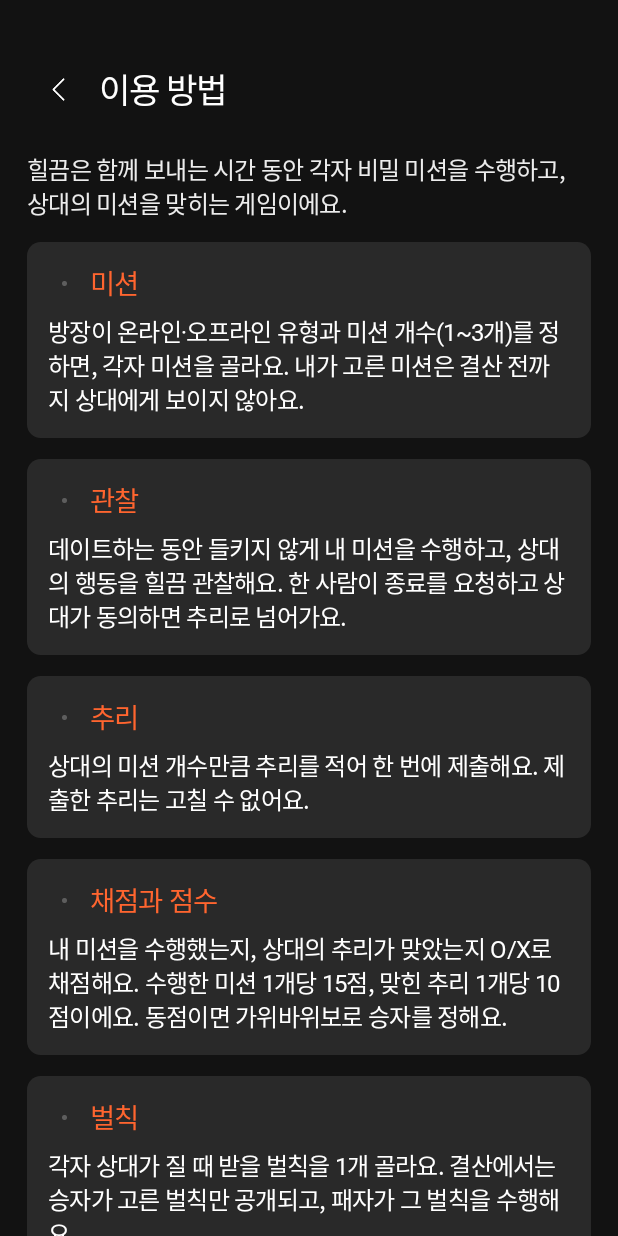
After one commit to hilkkeum-hackerthon/hilkkeum-android, an Android app built with Jetpack Compose: the composable HowToScreen shown on its own in the app's theme, on a phone screen of 412 x 824 dp. The commit adds this screen. Run offline under Robolectric (Android 15) with nearby library versions, the phone set to English and light mode, and no system bars; Roboto replaces fonts that are not available here.

Commit message:
feat: 이용 방법 화면 구현 (Phase 9)
- 게임 규칙(미션·관찰·추리·채점과 점수·벌칙·스탬프와 소원권)을 보여주는 HowToScreen 추가
- HilkkeumNavHost에 HowToRoute 연결, 홈의 ? 아이콘이 인라인 도움말 대신 이용 방법 화면으로 이동
- 더 이상 쓰지 않는 홈 도움말 문구(home_help_steps, home_help_close) 제거

```diff
--- /dev/null
+++ b/app/src/main/java/kr/co/cmc/hil/presentation/howto/HowToScreen.kt
@@ -0,0 +1,142 @@
+package kr.co.cmc.hil.presentation.howto
+
+import androidx.annotation.StringRes
+import androidx.compose.foundation.Image
+import androidx.compose.foundation.background
+import androidx.compose.foundation.layout.Arrangement
+import androidx.compose.foundation.layout.Box
+import androidx.compose.foundation.layout.BoxWithConstraints
+import androidx.compose.foundation.layout.Column
+import androidx.compose.foundation.layout.Row
+import androidx.compose.foundation.layout.fillMaxSize
+import androidx.compose.foundation.layout.fillMaxWidth
+import androidx.compose.foundation.layout.heightIn
+import androidx.compose.foundation.layout.padding
+import androidx.compose.foundation.layout.size
+import androidx.compose.foundation.layout.widthIn
+import androidx.compose.foundation.rememberScrollState
+import androidx.compose.foundation.shape.RoundedCornerShape
+import androidx.compose.foundation.verticalScroll
+import androidx.compose.material3.IconButton
+import androidx.compose.material3.Text
+import androidx.compose.runtime.Composable
+import androidx.compose.ui.Alignment
+import androidx.compose.ui.Modifier
+import androidx.compose.ui.graphics.Color
+import androidx.compose.ui.res.colorResource
+import androidx.compose.ui.res.painterResource
+import androidx.compose.ui.res.stringResource
+import androidx.compose.ui.semantics.heading
+import androidx.compose.ui.semantics.semantics
+import androidx.compose.ui.text.font.FontWeight
+import androidx.compose.ui.tooling.preview.Preview
+import androidx.compose.ui.unit.dp
+import kr.co.cmc.hil.R
+import kr.co.cmc.hil.presentation.stamp.wishStyle
+
+private data class HowToSection(
+    @StringRes val title: Int,
+    @StringRes val body: Int,
+)
+
+private val HowToSections = listOf(
+    HowToSection(R.string.howto_mission_title, R.string.howto_mission_body),
+    HowToSection(R.string.howto_observe_title, R.string.howto_observe_body),
+    HowToSection(R.string.howto_guess_title, R.string.howto_guess_body),
+    HowToSection(R.string.howto_score_title, R.string.howto_score_body),
+    HowToSection(R.string.howto_penalty_title, R.string.howto_penalty_body),
+    HowToSection(R.string.howto_stamp_title, R.string.howto_stamp_body),
+)
+
+/**
+ * 게임 규칙을 보여주는 이용 방법 화면 (FR-053). 상태가 없는 화면이라 ViewModel 없이 Content만 둔다.
+ */
+@Composable
+internal fun HowToScreen(onBack: () -> Unit) {
+    HowToContent(onBack = onBack)
+}
+
+@Composable
+private fun HowToContent(onBack: () -> Unit) {
+    Box(
+        Modifier.fillMaxSize().background(colorResource(R.color.entrance_background)),
+        contentAlignment = Alignment.TopCenter,
+    ) {
+        BoxWithConstraints(Modifier.widthIn(max = 480.dp).fillMaxSize()) {
+            val factor = maxWidth / 360.dp
+            Column(Modifier.fillMaxSize()) {
+                Row(
+                    Modifier.fillMaxWidth().padding(top = 28.dp * factor, start = 10.dp * factor)
+                        .heightIn(min = 48.dp),
+                    verticalAlignment = Alignment.CenterVertically,
+                ) {
+                    IconButton(onClick = onBack, modifier = Modifier.size(maxOf(48.dp, 48.dp * factor))) {
+                        Image(
+                            painterResource(R.drawable.invitation_chevron),
+                            stringResource(R.string.howto_back),
+                            Modifier.size(24.dp * factor),
+                        )
+                    }
+                    Text(
+                        stringResource(R.string.howto_title),
+                        color = Color.White,
+                        style = wishStyle(20f * factor, FontWeight.Medium),
+                        modifier = Modifier.semantics { heading() },
+                    )
+                }
+                Column(
+                    Modifier.fillMaxSize().verticalScroll(rememberScrollState())
+                        .padding(horizontal = 16.dp * factor, vertical = 12.dp * factor),
+                    verticalArrangement = Arrangement.spacedBy(12.dp * factor),
+                ) {
+                    Text(
+                        stringResource(R.string.howto_intro),
+                        color = colorResource(R.color.wish_coupon_value),
+                        style = wishStyle(14f * factor),
+                    )
+                    HowToSections.forEach { section ->
+                        HowToSectionCard(section, factor)
+                    }
+                }
+            }
+        }
+    }
+}
+
+@Composable
+private fun HowToSectionCard(section: HowToSection, factor: Float) {
+    Column(
+        Modifier.fillMaxWidth()
+            .background(colorResource(R.color.home_help_background), RoundedCornerShape(8.dp * factor))
+            .padding(12.dp * factor),
+        verticalArrangement = Arrangement.spacedBy(6.dp * factor),
+    ) {
+        Row(
+            horizontalArrangement = Arrangement.spacedBy(5.dp * factor),
+            verticalAlignment = Alignment.CenterVertically,
+        ) {
+            Image(
+                painterResource(R.drawable.home_help_bullet),
+                contentDescription = null,
+                modifier = Modifier.size(19.dp * factor),
+            )
+            Text(
+                stringResource(section.title),
+                color = colorResource(R.color.entrance_create_background),
+                style = wishStyle(16f * factor, FontWeight.SemiBold),
+                modifier = Modifier.semantics { heading() },
+            )
+        }
+        Text(
+            stringResource(section.body),
+            color = Color.White,
+            style = wishStyle(14f * factor),
+        )
+    }
+}
+
+@Preview(widthDp = 360, heightDp = 740)
+@Composable
+private fun HowToPreview() {
+    HowToContent(onBack = {})
+}
--- /dev/null
+++ b/app/src/main/res/values/howto.xml
@@ -0,0 +1,18 @@
+<?xml version="1.0" encoding="utf-8"?>
+<resources>
+    <string name="howto_title">이용 방법</string>
+    <string name="howto_back">뒤로 가기</string>
+    <string name="howto_intro">힐끔은 함께 보내는 시간 동안 각자 비밀 미션을 수행하고, 상대의 미션을 맞히는 게임이에요.</string>
+    <string name="howto_mission_title">미션</string>
+    <string name="howto_mission_body">방장이 온라인·오프라인 유형과 미션 개수(1~3개)를 정하면, 각자 미션을 골라요. 내가 고른 미션은 결산 전까지 상대에게 보이지 않아요.</string>
+    <string name="howto_observe_title">관찰</string>
+    <string name="howto_observe_body">데이트하는 동안 들키지 않게 내 미션을 수행하고, 상대의 행동을 힐끔 관찰해요. 한 사람이 종료를 요청하고 상대가 동의하면 추리로 넘어가요.</string>
+    <string name="howto_guess_title">추리</string>
+    <string name="howto_guess_body">상대의 미션 개수만큼 추리를 적어 한 번에 제출해요. 제출한 추리는 고칠 수 없어요.</string>
+    <string name="howto_score_title">채점과 점수</string>
+    <string name="howto_score_body">내 미션을 수행했는지, 상대의 추리가 맞았는지 O/X로 채점해요. 수행한 미션 1개당 15점, 맞힌 추리 1개당 10점이에요. 동점이면 가위바위보로 승자를 정해요.</string>
+    <string name="howto_penalty_title">벌칙</string>
+    <string name="howto_penalty_body">각자 상대가 질 때 받을 벌칙을 1개 골라요. 결산에서는 승자가 고른 벌칙만 공개되고, 패자가 그 벌칙을 수행해요.</string>
+    <string name="howto_stamp_title">스탬프와 소원권</string>
+    <string name="howto_stamp_body">이기면 스탬프 1개를 받아요(최대 3개). 3개를 모으면 소원권 1장으로 바꿀 수 있고, 소원권은 1개월 동안 쓸 수 있어요. 소원권을 쓰려면 파트너의 승인이 필요해요.</string>
+</resources>
```
Also changed, not shown: app/src/main/java/kr/co/cmc/hil/presentation/HilkkeumNavHost.kt (+8 -0 lines), app/src/main/java/kr/co/cmc/hil/presentation/home/TemporaryHomeScreen.kt (+5 -59 lines), app/src/main/res/values/temp_home.xml (+0 -10 lines), 1 other file.
